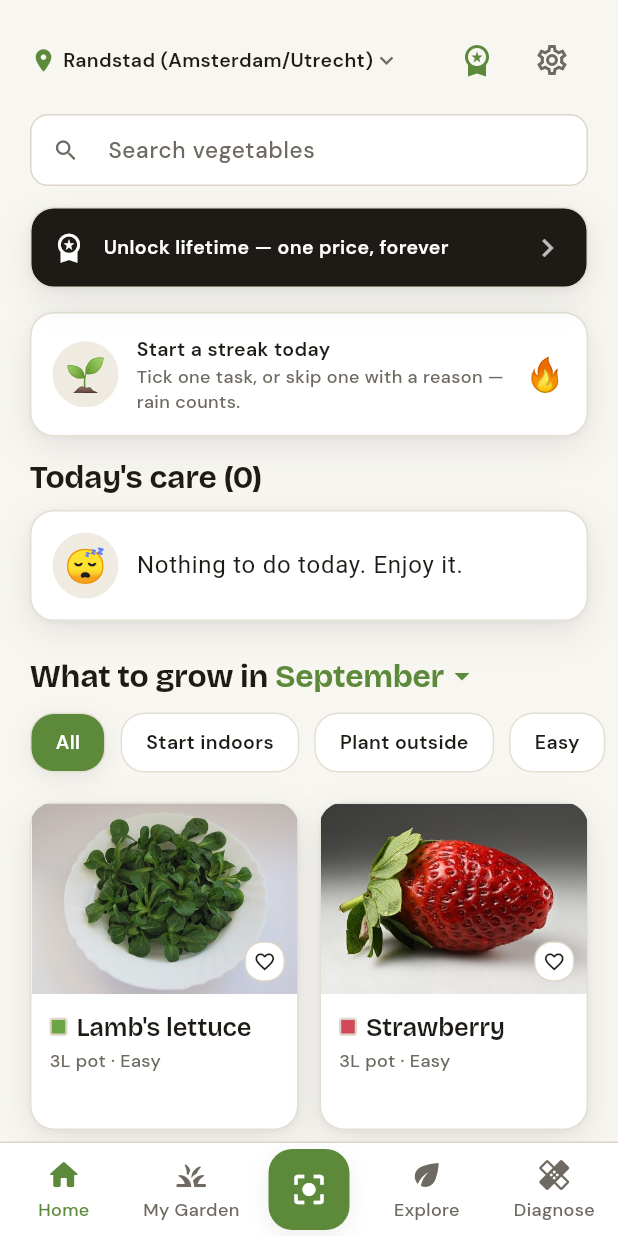
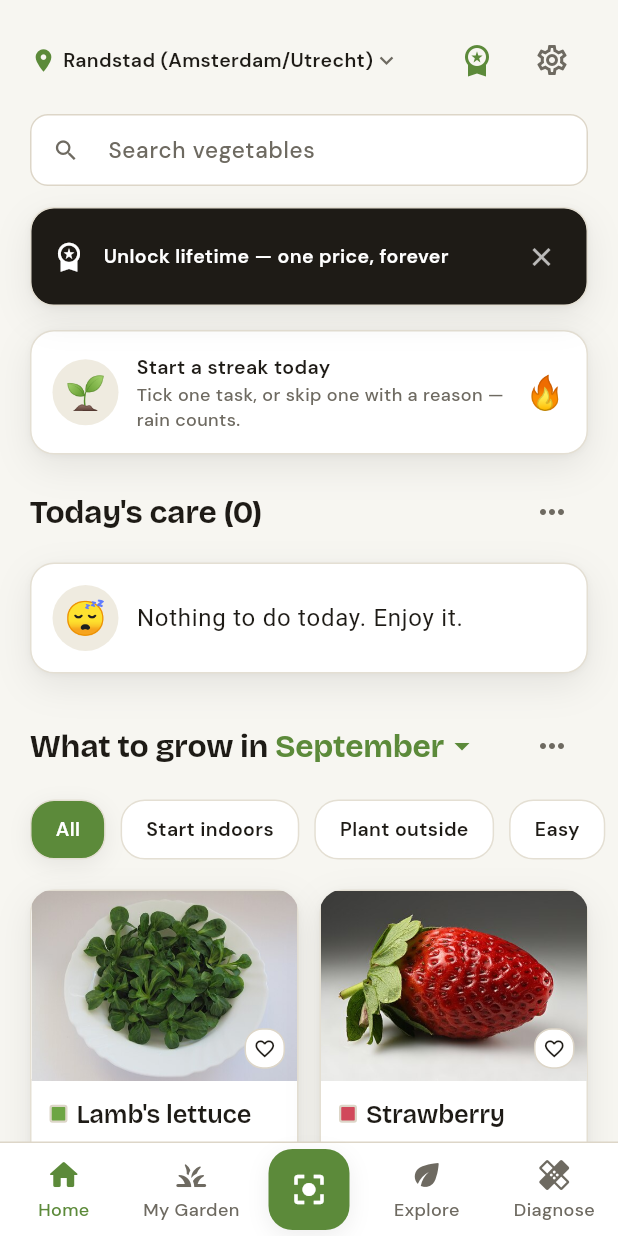
Before and after one commit to NeilAlvn/cropsy-mobile, a Flutter app: the AppShell screen opened directly, on a phone screen of 412 x 824 dp. Run offline on Flutter 3.47's test engine with Material 3 defaults, Android fonts, the phone set to English and light mode, and no system bars; our stand-ins replace drift, flutter_local_notifications, geolocator, google_fonts, image_picker, supabase_flutter and 2 more; accounts and stored records are empty; generated files the repository leaves out were written again.

Commit message:
Home: weekly dismissible lifetime card (2.8), section feedback menus (2.7)
Co-Authored-By: Claude Fable 5.1 <noreply@anthropic.com>

```diff
--- a/lib/design/feedback_row.dart
+++ b/lib/design/feedback_row.dart
@@ -62,3 +62,54 @@ class _FeedbackRowState extends State<FeedbackRow> {
     ]);
   }
 }
+
+/// PRD 2.7: the "…" menu on a Home section — like / error in content /
+/// suggestion. Same table, same never-a-rate-prompt rule.
+class SectionFeedbackMenu extends StatelessWidget {
+  const SectionFeedbackMenu({super.key, required this.targetKind, required this.targetId});
+  final String targetKind;
+  final String targetId;
+
+  Future<void> _text(BuildContext context, String sentiment, String title) async {
+    final c = TextEditingController();
+    final text = await showDialog<String>(
+      context: context,
+      builder: (context) => AlertDialog(
+        backgroundColor: AppColors.surface,
+        title: Text(title, style: AppText.title(context)),
+        content: TextField(controller: c, autofocus: true, maxLines: 3),
+        actions: [
+          TextButton(onPressed: () => Navigator.pop(context), child: const Text('Cancel')),
+          TextButton(onPressed: () => Navigator.pop(context, c.text), child: const Text('Send')),
+        ],
+      ),
+    );
+    if (text == null || text.trim().isEmpty || !context.mounted) return;
+    await RepositoryScope.of(context).addFeedback(targetKind: targetKind, targetId: targetId, sentiment: sentiment, body: text.trim());
+    if (context.mounted) ScaffoldMessenger.of(context).showSnackBar(const SnackBar(content: Text('Thanks — noted.')));
+  }
+
+  @override
+  Widget build(BuildContext context) {
+    return PopupMenuButton<String>(
+      icon: const Icon(Icons.more_horiz, color: AppColors.muted),
+      color: AppColors.surface,
+      onSelected: (v) async {
+        switch (v) {
+          case 'like':
+            await RepositoryScope.of(context).addFeedback(targetKind: targetKind, targetId: targetId, sentiment: 'like');
+            if (context.mounted) ScaffoldMessenger.of(context).showSnackBar(const SnackBar(content: Text('Thanks!')));
+          case 'error':
+            await _text(context, 'error', 'What is wrong here?');
+          case 'suggestion':
+            await _text(context, 'suggestion', 'What would make this better?');
+        }
+      },
+      itemBuilder: (context) => const [
+        PopupMenuItem(value: 'like', child: Text('I like this')),
+        PopupMenuItem(value: 'error', child: Text('Error in content')),
+        PopupMenuItem(value: 'suggestion', child: Text('Suggestion')),
+      ],
+    );
+  }
+}
--- a/lib/features/home/home_screen.dart
+++ b/lib/features/home/home_screen.dart
@@ -13,6 +13,7 @@ import '../../design/brutal.dart';
 import '../../design/colors.dart';
 import '../../design/components.dart';
 import '../../design/crop_image.dart';
+import '../../design/feedback_row.dart';
 import '../../design/mascot.dart';
 import '../../design/typography.dart';
 import '../../design/widgets.dart';
@@ -72,7 +73,7 @@ class _HomeScreenState extends State<HomeScreen> {
         slivers: [
           SliverToBoxAdapter(child: _Header(region: repo.regionName)),
           SliverToBoxAdapter(child: _SearchRow(onChanged: (q) => setState(() => _query = q))),
-          SliverToBoxAdapter(child: _PremiumBanner(onTap: () => _openPaywall(context))),
+          SliverToBoxAdapter(child: _LifetimeCard(onTap: () => _openPaywall(context))),
           if (_query.isEmpty) ...[
             const SliverToBoxAdapter(child: _StreakCard()),
             const SliverToBoxAdapter(child: _TodaysCare()),
@@ -265,30 +266,58 @@ class _SearchRow extends StatelessWidget {
   }
 }
 
-class _PremiumBanner extends StatelessWidget {
-  const _PremiumBanner({required this.onTap});
+/// PRD 2.8: shown at most once a week, dismissible, never a trial pitch.
+class _LifetimeCard extends StatefulWidget {
+  const _LifetimeCard({required this.onTap});
   final VoidCallback onTap;
 
   @override
+  State<_LifetimeCard> createState() => _LifetimeCardState();
+}
+
+class _LifetimeCardState extends State<_LifetimeCard> {
+  static const _key = 'lifetime_card_dismissed_on';
+  bool? _show;
+
+  @override
+  void didChangeDependencies() {
+    super.didChangeDependencies();
+    if (_show != null) return;
+    final repo = RepositoryScope.of(context);
+    repo.meta(_key).then((v) {
+      final hide = v != null && parseIso(repo.today).difference(parseIso(v)).inDays < 7;
+      if (mounted) setState(() => _show = !hide);
+    });
+  }
+
+  @override
   Widget build(BuildContext context) {
+    if (_show != true) return const SizedBox.shrink();
+    final repo = RepositoryScope.of(context);
     return Padding(
       padding: const EdgeInsets.fromLTRB(20, 6, 20, 6),
-      child: GestureDetector(
-        onTap: onTap,
       child: Container(
         decoration: Neo.box(color: AppColors.ink),
-          padding: const EdgeInsets.all(14),
+        padding: const EdgeInsets.fromLTRB(14, 8, 6, 8),
         child: Row(
           children: [
             const Icon(Icons.workspace_premium, color: Colors.white, size: 22),
             const SizedBox(width: 12),
             Expanded(
+              child: GestureDetector(
+                onTap: widget.onTap,
                 child: Text('Unlock lifetime — one price, forever',
                     style: AppText.label(context, color: Colors.white)),
               ),
-              const Icon(Icons.chevron_right, color: Colors.white70),
+            ),
+            IconButton(
+              icon: const Icon(Icons.close, color: Colors.white70, size: 20),
+              onPressed: () async {
+                await repo.setMeta(_key, repo.today);
+                if (mounted) setState(() => _show = false);
+              },
+            ),
           ],
-          ),
         ),
       ),
     );
@@ -329,6 +358,8 @@ class _WhatToGrowHeader extends StatelessWidget {
                     ],
                   ),
                 ),
+                const Spacer(),
+                const SectionFeedbackMenu(targetKind: 'section', targetId: 'home.what_to_grow'),
               ],
             ),
           ),
@@ -369,7 +400,11 @@ class _TodaysCare extends StatelessWidget {
           child: Column(
             crossAxisAlignment: CrossAxisAlignment.start,
             children: [
+              Row(children: [
                 Text("Today's care ($open)", style: AppText.title(context)),
+                const Spacer(),
+                const SectionFeedbackMenu(targetKind: 'section', targetId: 'home.todays_care'),
+              ]),
               const SizedBox(height: 10),
               AppCard(
                 child: MascotSays(
```
Also changed, not shown: lib/features/garden/garden_repository.dart (+7 -0 lines). Lines whose indentation alone changed are shown as unchanged.
